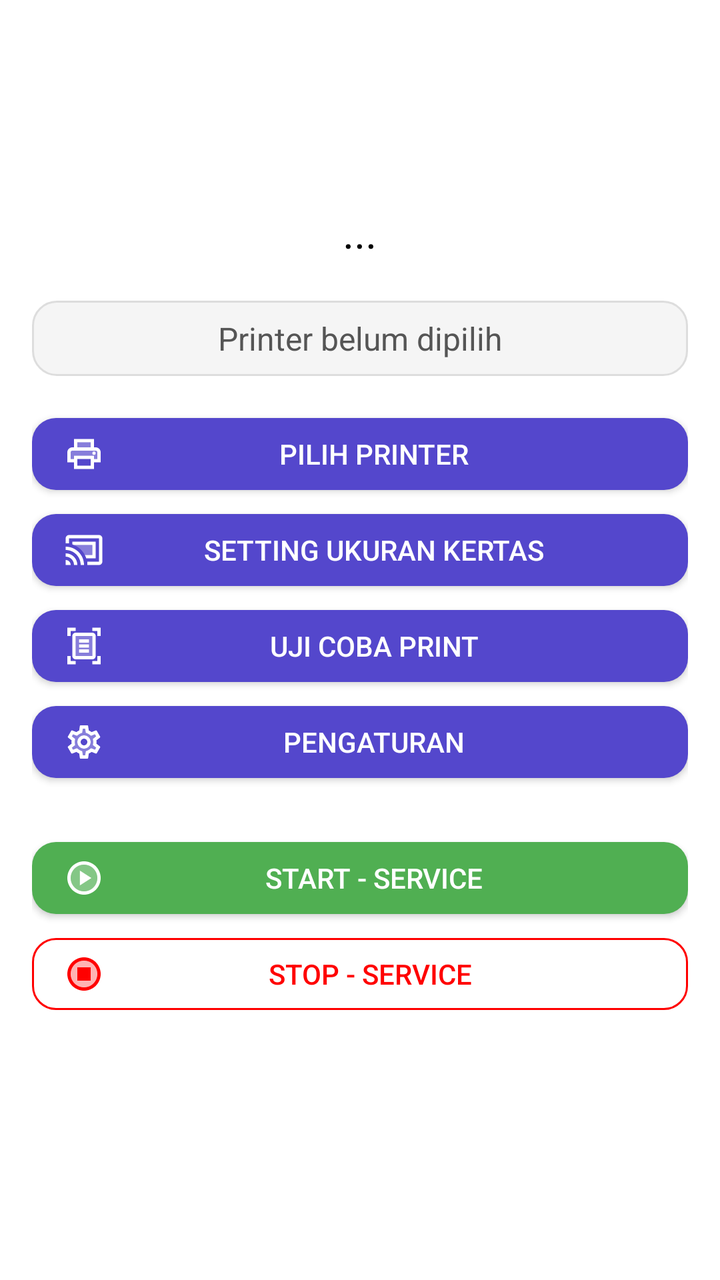
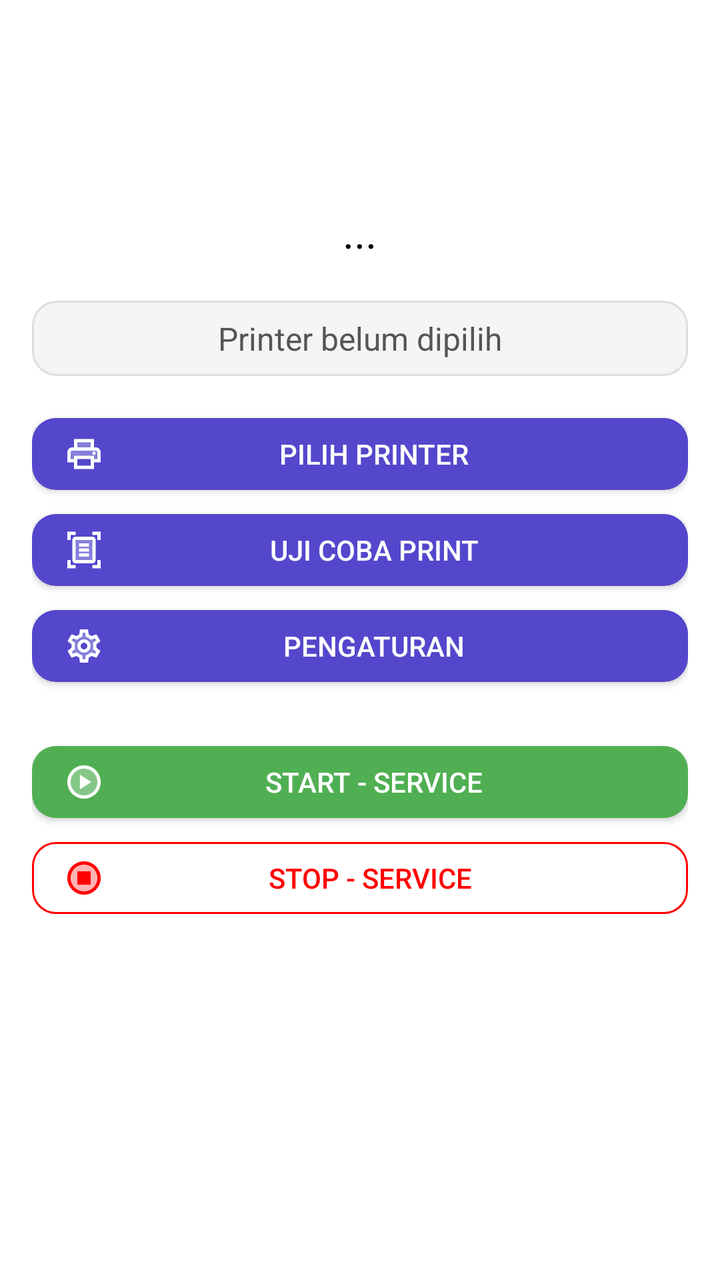

An Android layout rendered at two revisions. The XML below is the earlier revision; the diff shows what the commit changed to produce the second picture.
<!-- AndroidManifest.xml: application theme Theme.KeKitaPrintBridge -->
<!-- res/layout/activity_main.xml -->
<?xml version="1.0" encoding="utf-8"?>
<ScrollView xmlns:android="http://schemas.android.com/apk/res/android"
    xmlns:app="http://schemas.android.com/apk/res-auto"
    android:layout_width="match_parent"
    android:layout_height="match_parent">

    <LinearLayout
        android:layout_width="match_parent"
        android:layout_height="match_parent"
        android:orientation="vertical"
        android:padding="16dp">

        <androidx.cardview.widget.CardView
            android:layout_width="wrap_content"
            android:layout_height="wrap_content"
            android:layout_gravity="center"
            app:cardBackgroundColor="#00000000"
            app:cardCornerRadius="25dp"
            app:cardElevation="0dp">

            <ImageView
                android:id="@+id/iv_client_logo"
                android:layout_width="80sp"
                android:layout_height="80sp"
                android:src="@mipmap/ic_launcher" />

        </androidx.cardview.widget.CardView>

        <TextView
            android:id="@+id/tv_client_name"
            android:layout_width="wrap_content"
            android:layout_height="wrap_content"
            android:layout_gravity="center"
            android:layout_marginTop="5dp"
            android:text="..."
            android:textColor="@android:color/black"
            android:textSize="22sp" />

        <TextView
            android:id="@+id/tv_printer"
            android:layout_width="match_parent"
            android:layout_height="wrap_content"
            android:layout_marginTop="20dp"
            android:background="@drawable/bg_info_box"
            android:gravity="center"
            android:padding="8dp"
            android:text="Printer belum dipilih"
            android:textColor="#555"
            android:textSize="16sp" />


        <com.google.android.material.button.MaterialButton
            android:id="@+id/btn_choose_device"
            style="@style/Widget.MaterialComponents.Button"
            android:layout_width="match_parent"
            android:layout_height="wrap_content"
            android:layout_marginTop="15dp"
            android:letterSpacing="0"
            android:paddingEnd="30dp"
            android:text="Pilih Printer"
            android:textColor="#FFF"
            app:backgroundTint="#5447CC"
            app:cornerRadius="12dp"
            app:icon="@drawable/twotone_print"
            app:iconSize="20dp"
            app:iconTint="@color/white" />

        <com.google.android.material.button.MaterialButton
            android:id="@+id/btn_paper_width"
            style="@style/Widget.MaterialComponents.Button"
            android:layout_width="match_parent"
            android:layout_height="wrap_content"
            android:letterSpacing="0"
            android:paddingEnd="30dp"
            android:text="Setting Ukuran Kertas"
            android:textColor="#FFF"
            app:backgroundTint="#5447CC"
            app:cornerRadius="12dp"
            app:icon="@drawable/twotone_cast_connected"
            app:iconSize="20dp"
            app:iconTint="@color/white" />

        <com.google.android.material.button.MaterialButton
            style="@style/Widget.MaterialComponents.Button"
            android:layout_width="match_parent"
            android:layout_height="wrap_content"
            android:letterSpacing="0"
            android:onClick="onTest"
            android:paddingEnd="30dp"
            android:text="UJI Coba Print"
            android:textColor="#FFF"
            app:backgroundTint="#5447CC"
            app:cornerRadius="12dp"
            app:icon="@drawable/twotone_document_scanner"
            app:iconSize="20dp"
            app:iconTint="@color/white" />

        <com.google.android.material.button.MaterialButton
            android:id="@+id/btn_settings"
            style="@style/Widget.MaterialComponents.Button"
            android:layout_width="match_parent"
            android:layout_height="wrap_content"
            android:letterSpacing="0"
            android:onClick="onSettings"
            android:paddingEnd="30dp"
            android:text="Pengaturan"
            android:textColor="#FFF"
            app:backgroundTint="#5447CC"
            app:cornerRadius="12dp"
            app:icon="@drawable/twotone_settings"
            app:iconSize="20dp"
            app:iconTint="@color/white" />

        <com.google.android.material.button.MaterialButton
            android:id="@+id/btn_start_service"
            style="@style/Widget.MaterialComponents.Button"
            android:layout_width="match_parent"
            android:layout_height="wrap_content"
            android:layout_marginTop="20dp"
            android:letterSpacing="0"
            android:paddingEnd="30dp"
            android:text="Start - Service"
            android:textColor="#FFF"
            app:backgroundTint="#50AF52"
            app:cornerRadius="12dp"
            app:icon="@drawable/twotone_play_circle"
            app:iconSize="20dp"
            app:iconTint="@color/white" />

        <com.google.android.material.button.MaterialButton
            android:id="@+id/btn_stop_service"
            style="@style/Widget.MaterialComponents.Button.OutlinedButton"
            android:layout_width="match_parent"
            android:layout_height="wrap_content"
            android:letterSpacing="0"
            android:paddingEnd="30dp"
            android:text="Stop - Service"
            android:textColor="#FF0000"
            app:cornerRadius="12dp"
            app:icon="@drawable/twotone_stop_circle"
            app:iconSize="20dp"
            app:iconTint="#FF0000"
            app:layout_constraintEnd_toEndOf="parent"
            app:layout_constraintStart_toStartOf="parent"
            app:strokeColor="#FF0000" />

    </LinearLayout>

</ScrollView>
<!-- resources referenced by this layout -->
<resources>
  <color name="white">#FFFFFFFF</color>
  <!-- drawable bg_info_box (drawable) -->
  <shape xmlns:android="http://schemas.android.com/apk/res/android"
      android:shape="rectangle">
      <solid android:color="#F5F5F5"/>
      <corners android:radius="12dp"/>
      <stroke
          android:color="#DDDDDD"
          android:width="1dp"/>
  </shape>
  <!-- drawable twotone_cast_connected (drawable) -->
  <vector xmlns:android="http://schemas.android.com/apk/res/android" android:height="24dp" android:tint="#000000" android:viewportHeight="24" android:viewportWidth="24" android:width="24dp">
        
      <path android:fillAlpha="0.3" android:fillColor="@android:color/white" android:pathData="M17,9H5.95c2.83,1.17 5.15,3.3 6.56,6H17V9z" android:strokeAlpha="0.3"/>
        
      <path android:fillColor="@android:color/white" android:pathData="M1,18v3h3c0,-1.66 -1.34,-3 -3,-3zM1,14v2c2.76,0 5,2.24 5,5h2c0,-3.87 -3.13,-7 -7,-7zM1,10v2c4.97,0 9,4.03 9,9h2c0,-6.08 -4.93,-11 -11,-11zM21,3L3,3c-1.1,0 -2,0.9 -2,2v3h2L3,5h18v14h-7v2h7c1.1,0 2,-0.9 2,-2L23,5c0,-1.1 -0.9,-2 -2,-2zM5,7v1.63c0.32,0.1 0.63,0.24 0.95,0.37L17,9v6h-4.49c0.15,0.29 0.29,0.58 0.42,0.88 0.16,0.36 0.31,0.74 0.44,1.12L19,17L19,7L5,7z"/>
      
  </vector>
  <!-- drawable twotone_document_scanner (drawable) -->
  <vector xmlns:android="http://schemas.android.com/apk/res/android" android:height="24dp" android:tint="#000000" android:viewportHeight="24" android:viewportWidth="24" android:width="24dp">
        
      <path android:fillAlpha="0.3" android:fillColor="@android:color/white" android:pathData="M7,6v12h10V6H7zM15,16H9v-2h6V16zM15,13H9v-2h6V13zM15,10H9V8h6V10z" android:strokeAlpha="0.3"/>
        
      <path android:fillColor="@android:color/white" android:pathData="M7,3H4v3H2V1h5V3zM22,6V1h-5v2h3v3H22zM7,21H4v-3H2v5h5V21zM20,18v3h-3v2h5v-5H20zM17,6H7v12h10V6zM19,18c0,1.1 -0.9,2 -2,2H7c-1.1,0 -2,-0.9 -2,-2V6c0,-1.1 0.9,-2 2,-2h10c1.1,0 2,0.9 2,2V18zM15,8H9v2h6V8zM15,11H9v2h6V11zM15,14H9v2h6V14z"/>
      
  </vector>
  <!-- drawable twotone_stop_circle (drawable) -->
  <vector xmlns:android="http://schemas.android.com/apk/res/android" android:height="24dp" android:tint="#000000" android:viewportHeight="24" android:viewportWidth="24" android:width="24dp">
        
      <path android:fillAlpha="0.3" android:fillColor="@android:color/white" android:pathData="M12,4c-4.42,0 -8,3.58 -8,8s3.58,8 8,8s8,-3.58 8,-8S16.42,4 12,4zM16,16H8V8h8V16z" android:strokeAlpha="0.3"/>
        
      <path android:fillColor="@android:color/white" android:pathData="M12,2C6.48,2 2,6.48 2,12c0,5.52 4.48,10 10,10s10,-4.48 10,-10C22,6.48 17.52,2 12,2zM12,20c-4.42,0 -8,-3.58 -8,-8s3.58,-8 8,-8s8,3.58 8,8S16.42,20 12,20zM16,16H8V8h8V16z"/>
      
  </vector>
  <!-- mipmap ic_launcher (mipmap-anydpi-v26) -->
  <?xml version="1.0" encoding="utf-8"?>
  <adaptive-icon xmlns:android="http://schemas.android.com/apk/res/android">
      <background android:drawable="@color/ic_launcher_background"/>
      <foreground android:drawable="@mipmap/ic_launcher_foreground"/>
  </adaptive-icon>
  <style name="Theme.KeKitaPrintBridge" parent="Theme.MaterialComponents.Light.DarkActionBar">
          
          <item name="colorPrimary">@color/purple_500</item>
          <item name="colorPrimaryVariant">@color/purple_700</item>
          <item name="colorOnPrimary">@color/white</item>
          
          <item name="colorSecondary">@color/teal_200</item>
          <item name="colorSecondaryVariant">@color/teal_700</item>
          <item name="colorOnSecondary">@color/black</item>
          
          <item name="android:statusBarColor">?attr/colorPrimaryVariant</item>
          
      </style>
  <color name="ic_launcher_background">#5450C6</color>
  <color name="purple_500">#FF6200EE</color>
  <color name="purple_700">#FF3700B3</color>
  <color name="teal_200">#FF03DAC5</color>
  <color name="teal_700">#FF018786</color>
  <color name="black">#FF000000</color>
  <!-- unchanged entries left out for length: 3 -->
</resources>

<!-- the commit's change to res/layout/activity_main.xml (unified diff, before → after) -->
@@ -65,20 +65,7 @@
             app:iconSize="20dp"
             app:iconTint="@color/white" />
 
-        <com.google.android.material.button.MaterialButton
-            android:id="@+id/btn_paper_width"
-            style="@style/Widget.MaterialComponents.Button"
-            android:layout_width="match_parent"
-            android:layout_height="wrap_content"
-            android:letterSpacing="0"
-            android:paddingEnd="30dp"
-            android:text="Setting Ukuran Kertas"
-            android:textColor="#FFF"
-            app:backgroundTint="#5447CC"
-            app:cornerRadius="12dp"
-            app:icon="@drawable/twotone_cast_connected"
-            app:iconSize="20dp"
-            app:iconTint="@color/white" />
+
 
         <com.google.android.material.button.MaterialButton
             style="@style/Widget.MaterialComponents.Button"
<!-- resource entries referenced after the edit -->
@@ -10,14 +10,6 @@
           android:color="#DDDDDD"
           android:width="1dp"/>
   </shape>
-  <!-- drawable twotone_cast_connected (drawable) -->
-  <vector xmlns:android="http://schemas.android.com/apk/res/android" android:height="24dp" android:tint="#000000" android:viewportHeight="24" android:viewportWidth="24" android:width="24dp">
-        
-      <path android:fillAlpha="0.3" android:fillColor="@android:color/white" android:pathData="M17,9H5.95c2.83,1.17 5.15,3.3 6.56,6H17V9z" android:strokeAlpha="0.3"/>
-        
-      <path android:fillColor="@android:color/white" android:pathData="M1,18v3h3c0,-1.66 -1.34,-3 -3,-3zM1,14v2c2.76,0 5,2.24 5,5h2c0,-3.87 -3.13,-7 -7,-7zM1,10v2c4.97,0 9,4.03 9,9h2c0,-6.08 -4.93,-11 -11,-11zM21,3L3,3c-1.1,0 -2,0.9 -2,2v3h2L3,5h18v14h-7v2h7c1.1,0 2,-0.9 2,-2L23,5c0,-1.1 -0.9,-2 -2,-2zM5,7v1.63c0.32,0.1 0.63,0.24 0.95,0.37L17,9v6h-4.49c0.15,0.29 0.29,0.58 0.42,0.88 0.16,0.36 0.31,0.74 0.44,1.12L19,17L19,7L5,7z"/>
-      
-  </vector>
   <!-- drawable twotone_document_scanner (drawable) -->
   <vector xmlns:android="http://schemas.android.com/apk/res/android" android:height="24dp" android:tint="#000000" android:viewportHeight="24" android:viewportWidth="24" android:width="24dp">
         
